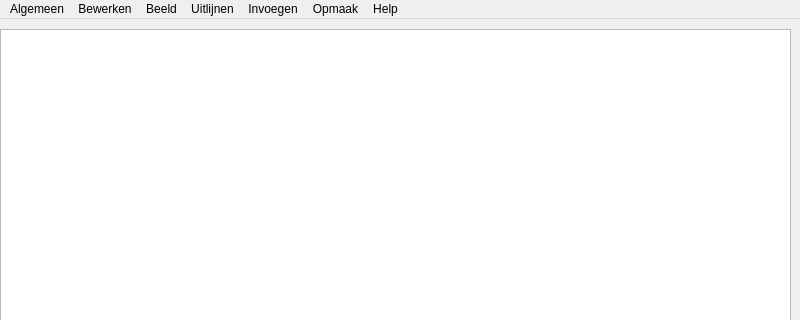
First picture: the form in mainwindow.ui, repository keesdekeijzer/Edith, before the edit; both pictures show x 0 to 800 and y 0 to 320 of the 800 by 600 pixel window.
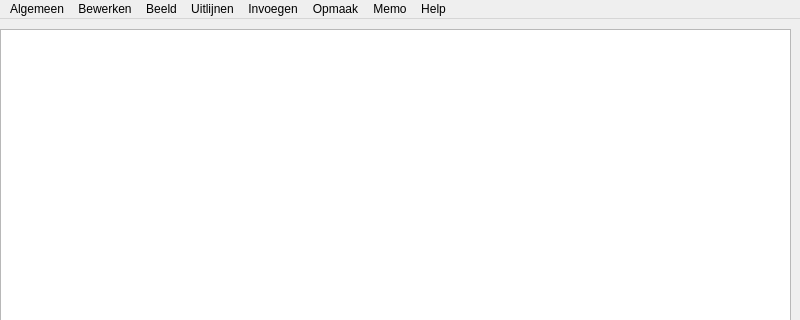
Second picture: the form after the edit.

Commit message: Voeg Memo-functionaliteit toe met UI en acties voor zoeken, opslaan en verwijderen

Diff of the .ui file:
```diff
--- a/mainwindow.ui
+++ b/mainwindow.ui
@@ -102,12 +102,19 @@
     </property>
     <addaction name="actionOver_Edith"/>
    </widget>
+   <widget class="QMenu" name="menuMemo">
+    <property name="title">
+     <string>Memo</string>
+    </property>
+    <addaction name="actionOpen_memo"/>
+   </widget>
    <addaction name="menuAlgemeen"/>
    <addaction name="menuBewerken"/>
    <addaction name="menuBeeld"/>
    <addaction name="menuUitlijnen"/>
    <addaction name="menuInvoegen"/>
    <addaction name="menuOpmaak"/>
+    <addaction name="menuMemo"/>
    <addaction name="menuHelp"/>
   </widget>
   <widget class="QStatusBar" name="statusbar"/>
```
Left out of the diff: 5 changed lines with no effect on the pictures. The commit also changes 4 other files.
